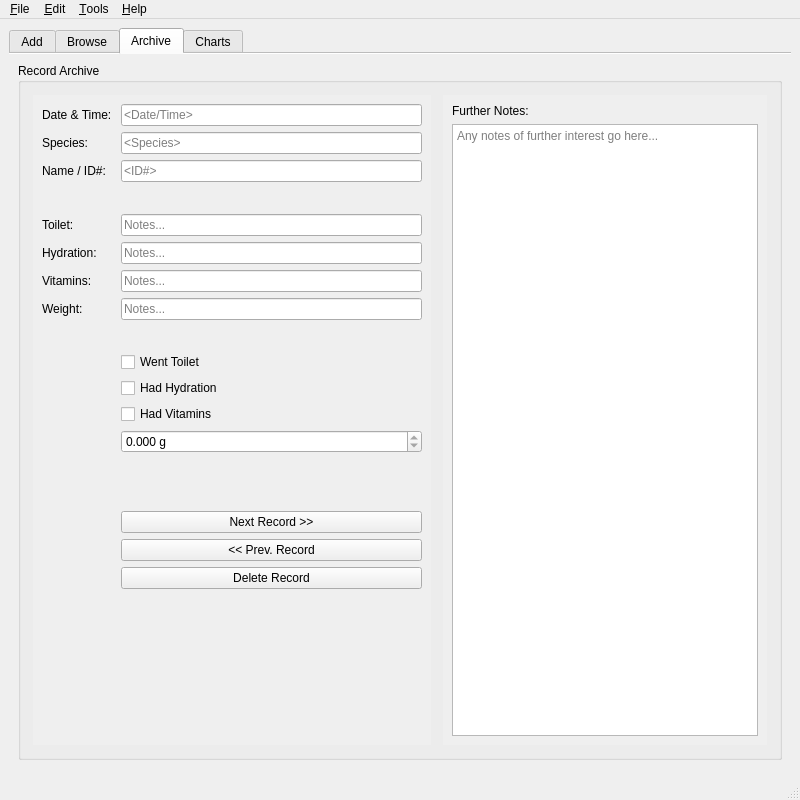
This is src/gui/herpapp.ui in GekkoFyre/HerpLog as Qt 5 draws it before an edit. The edited form follows.
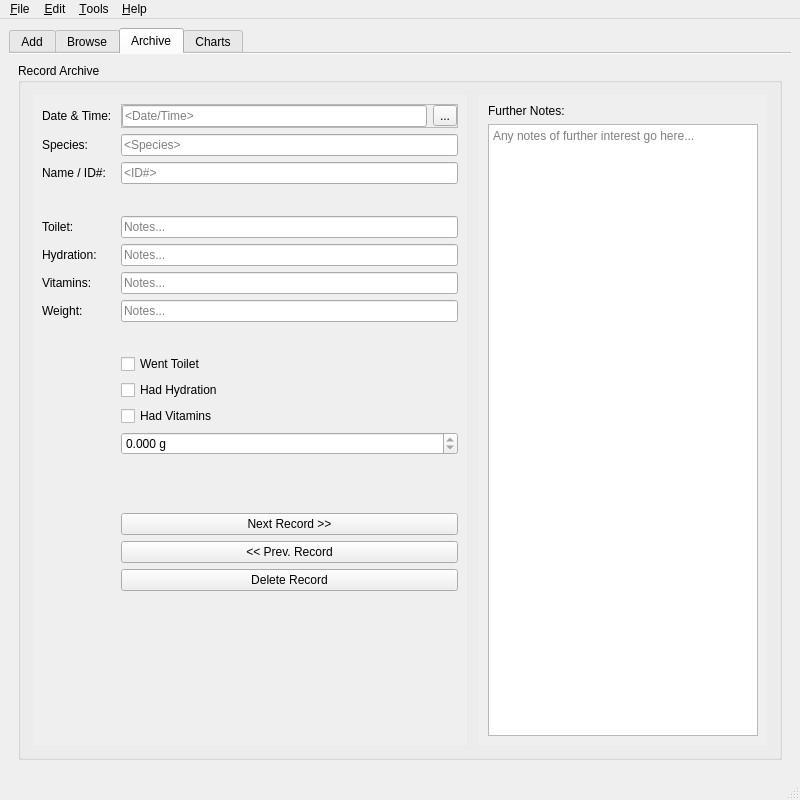
This is the edited form. The open tabs and pages were chosen to show the change.

Commit message: * You can now browse the data you've inputted! Over a period of specified time! * Cleaned up some of the code.

```diff
--- a/src/gui/herpapp.ui
+++ b/src/gui/herpapp.ui
@@ -683,7 +683,7 @@
                 <widget class="QFrame" name="frame_view_records_left_2">
                  <property name="sizePolicy">
                   <sizepolicy hsizetype="Preferred" vsizetype="Preferred">
-                   <horstretch>55</horstretch>
+                   <horstretch>60</horstretch>
                    <verstretch>0</verstretch>
                   </sizepolicy>
                  </property>
@@ -719,7 +719,7 @@
                       <rect>
                        <x>0</x>
                        <y>0</y>
-                       <width>398</width>
+                       <width>434</width>
                        <height>625</height>
                       </rect>
                      </property>
@@ -731,16 +731,6 @@
                         </property>
                        </widget>
                       </item>
-                      <item row="0" column="1">
-                       <widget class="QLineEdit" name="lineEdit_records_dateTime_notes_4">
-                        <property name="readOnly">
-                         <bool>true</bool>
-                        </property>
-                        <property name="placeholderText">
-                         <string>&lt;Date/Time&gt;</string>
-                        </property>
-                       </widget>
-                      </item>
                       <item row="1" column="0">
                        <widget class="QLabel" name="label_records_species_notes_4">
                         <property name="text">
@@ -953,6 +943,47 @@
                         </property>
                        </widget>
                       </item>
+                      <item row="0" column="1">
+                       <widget class="QFrame" name="frame_records_datetime">
+                        <property name="frameShape">
+                         <enum>QFrame::StyledPanel</enum>
+                        </property>
+                        <property name="frameShadow">
+                         <enum>QFrame::Raised</enum>
+                        </property>
+                        <layout class="QHBoxLayout" name="horizontalLayout_7">
+                         <property name="leftMargin">
+                          <number>0</number>
+                         </property>
+                         <property name="topMargin">
+                          <number>0</number>
+                         </property>
+                         <property name="rightMargin">
+                          <number>0</number>
+                         </property>
+                         <property name="bottomMargin">
+                          <number>0</number>
+                         </property>
+                         <item>
+                          <widget class="QLineEdit" name="lineEdit_records_dateTime">
+                           <property name="readOnly">
+                            <bool>true</bool>
+                           </property>
+                           <property name="placeholderText">
+                            <string>&lt;Date/Time&gt;</string>
+                           </property>
+                          </widget>
+                         </item>
+                         <item>
+                          <widget class="QToolButton" name="toolButton_records_calendar_popup">
+                           <property name="text">
+                            <string>...</string>
+                           </property>
+                          </widget>
+                         </item>
+                        </layout>
+                       </widget>
+                      </item>
                      </layout>
                     </widget>
                    </widget>
@@ -964,7 +995,7 @@
                 <widget class="QFrame" name="frame_view_records_right_2">
                  <property name="sizePolicy">
                   <sizepolicy hsizetype="Preferred" vsizetype="Preferred">
-                   <horstretch>45</horstretch>
+                   <horstretch>40</horstretch>
                    <verstretch>0</verstretch>
                   </sizepolicy>
                  </property>
@@ -1000,7 +1031,7 @@
                       <rect>
                        <x>0</x>
                        <y>0</y>
-                       <width>324</width>
+                       <width>288</width>
                        <height>625</height>
                       </rect>
                      </property>
```
Left out of the diff: 74 changed lines with no effect on the pictures. The commit also changes 7 other files.
